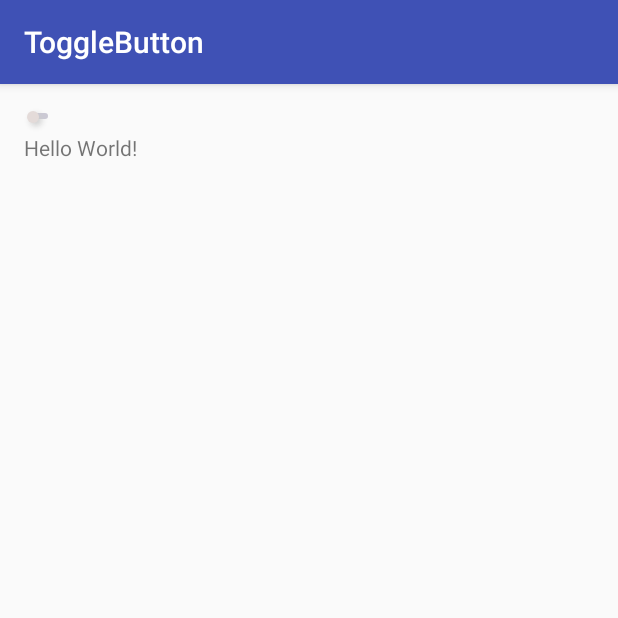
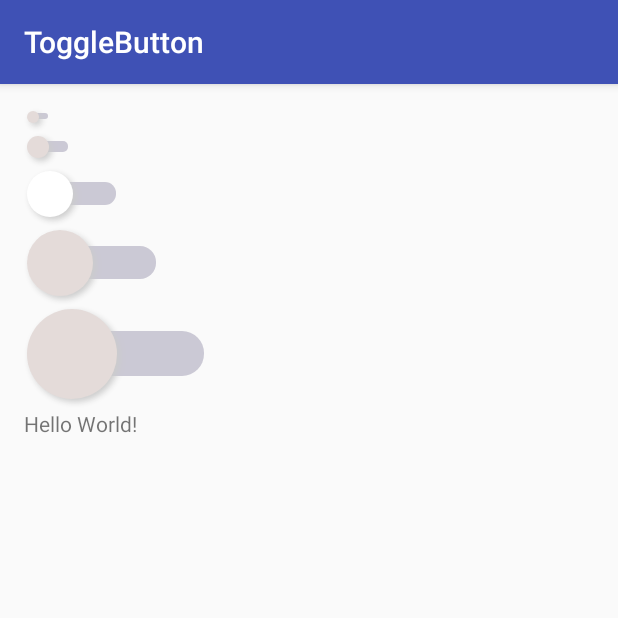
Before and after one commit to donlan/ToggleButton, an Android app: the screen it shows after launch (MainActivity), on a phone screen of 412 x 824 dp, the top half of it. Run offline under Robolectric (Android 15) with nearby library versions, the phone set to English and light mode, and no system bars.

Commit message:
add using demo

```diff
--- a/app/src/main/res/layout/activity_main.xml
+++ b/app/src/main/res/layout/activity_main.xml
@@ -18,6 +18,34 @@
         android:layout_width="match_parent"
         android:layout_height="match_parent" />
 
+    <dong.lan.library.ToggleButton
+        app:tb_circle_radius="5dp"
+        app:tb_shadow_radius="2dp"
+        android:layout_width="match_parent"
+        android:layout_height="match_parent" />
+
+    <dong.lan.library.ToggleButton
+        app:tb_circle_radius="10dp"
+        app:tb_shadow_radius="2dp"
+        app:tb_check_bg_color="#ADF7D1"
+        app:tb_uncheck_color="#fff"
+        android:layout_width="match_parent"
+        android:layout_height="match_parent" />
+
+    <dong.lan.library.ToggleButton
+        app:tb_circle_radius="15dp"
+        app:tb_shadow_radius="2dp"
+        app:tb_check_bg_color="#C264FE"
+        app:tb_check_color="#7A08FA"
+        android:layout_width="match_parent"
+        android:layout_height="match_parent" />
+
+    <dong.lan.library.ToggleButton
+        app:tb_circle_radius="20dp"
+        app:tb_shadow_radius="2dp"
+        app:tb_check_color="#384259"
+        android:layout_width="match_parent"
+        android:layout_height="match_parent" />
     <TextView
         android:layout_width="wrap_content"
         android:layout_height="wrap_content"
```
